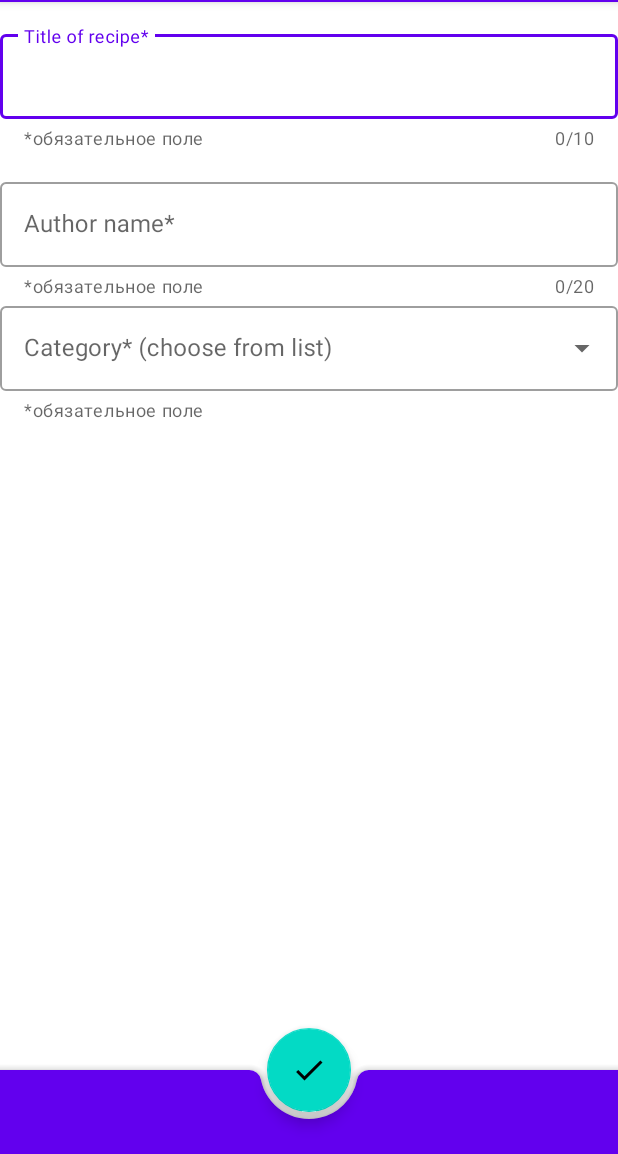
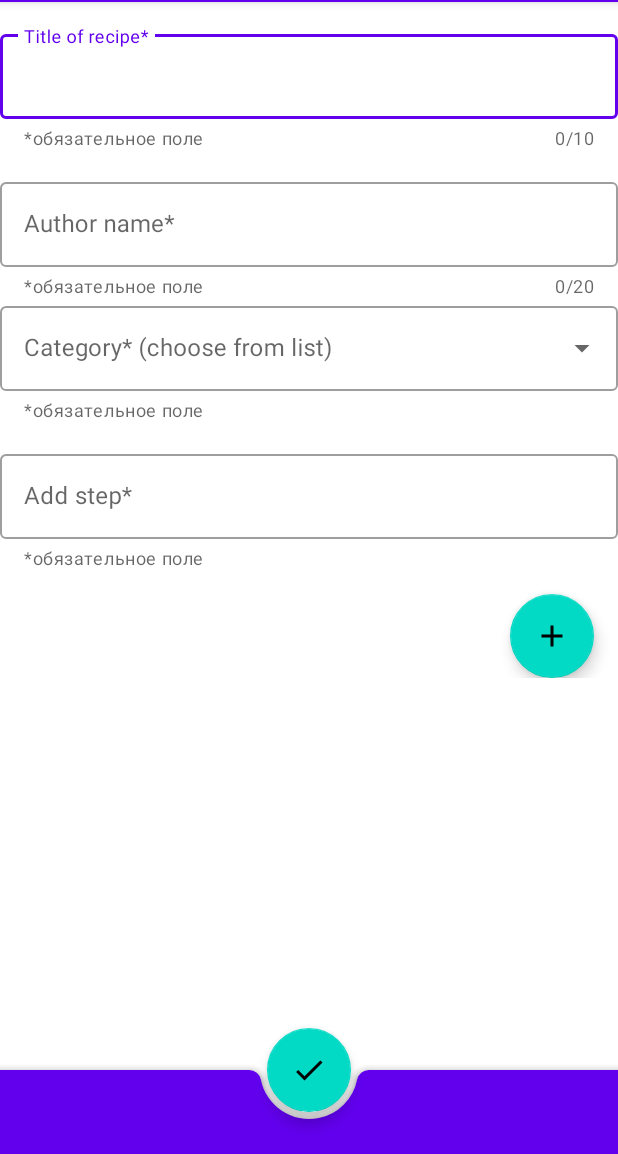
Before and after one commit to zkvKirov/NeRecipe, an Android app: the RecipeContentFragment screen opened through its navigation route, on a phone screen of 412 x 824 dp, the part 82-1236 px from its top. Run offline under Robolectric (Android 15) with nearby library versions, the phone set to English and light mode, and no system bars.

Commit message:
переделка поля "шаг" + кнопка добавить шаг

```diff
--- a/app/build.gradle
+++ b/app/build.gradle
@@ -59,6 +59,7 @@ dependencies {
     implementation "androidx.navigation:navigation-fragment-ktx:$nav_version"
     implementation "androidx.navigation:navigation-ui-ktx:$nav_version"
     implementation 'org.junit:junit-bom:5.8.2'
+    implementation 'com.github.bumptech.glide:glide:4.12.0'
 
     testImplementation group: 'junit', name: 'junit', version: '4.13.2'
     testImplementation 'org.junit.jupiter:junit-jupiter'
--- a/app/src/main/java/ru/netology/nerecipe/adapter/RecipeAdapter.kt
+++ b/app/src/main/java/ru/netology/nerecipe/adapter/RecipeAdapter.kt
@@ -119,8 +119,7 @@ class RecipeCardViewHolder(
             authorName.text = card.author
             category.text = card.category
             favorite.isChecked = card.isFavorite
-            step1.text = card.step1
-            step2.text = card.step2
+            //stepsList. = card.steps
         }
     }
 
--- a/app/src/main/java/ru/netology/nerecipe/data/RecipeCreateResult.kt
+++ b/app/src/main/java/ru/netology/nerecipe/data/RecipeCreateResult.kt
@@ -2,12 +2,14 @@ package ru.netology.nerecipe.data
 
 import android.os.Parcelable
 import kotlinx.parcelize.Parcelize
+import kotlinx.parcelize.RawValue
 
 @Parcelize
 class RecipeCreateResult (
     val newTitle: String,
     val newAuthor: String,
     val newCategory: String,
-    val newStep1: String,
-    val newStep2: String?
+//    @RawValue
+//    val newStep: StepsCard
+    val newStep: String
 ) : Parcelable
--- a/app/src/main/java/ru/netology/nerecipe/repository/FileRecipeRepositoryImpl.kt
+++ b/app/src/main/java/ru/netology/nerecipe/repository/FileRecipeRepositoryImpl.kt
@@ -84,8 +84,7 @@ class FileRecipeRepositoryImpl(
                 title = card.title,
                 author = card.author,
                 category = card.category,
-                step1 = card.step1,
-                step2 = card.step2
+                steps = card.steps
             )
         }
     }
--- a/app/src/main/java/ru/netology/nerecipe/ui/FavoriteFragment.kt
+++ b/app/src/main/java/ru/netology/nerecipe/ui/FavoriteFragment.kt
@@ -81,15 +81,13 @@ class FavoriteFragment : Fragment() {
             val newTitle = bundle[RecipeContentFragment.NEW_TITLE].toString()
             val newAuthor = bundle[RecipeContentFragment.NEW_AUTHOR].toString()
             val newCategory = bundle[RecipeContentFragment.NEW_CATEGORY].toString()
-            val step1 = bundle[RecipeContentFragment.STEP1].toString()
-            val step2 = bundle[RecipeContentFragment.STEP2].toString()
+            val newSteps = bundle[RecipeContentFragment.STEP].toString()
             viewModel.onSaveButtonClicked(
                 RecipeCreateResult(
                     newTitle,
                     newAuthor,
                     newCategory,
-                    step1,
-                    step2
+                    newSteps
                 )
             )
         }
--- a/app/src/main/java/ru/netology/nerecipe/ui/RecipeContentFragment.kt
+++ b/app/src/main/java/ru/netology/nerecipe/ui/RecipeContentFragment.kt
@@ -4,16 +4,17 @@ import android.os.Bundle
 import android.view.LayoutInflater
 import android.view.View
 import android.view.ViewGroup
-import android.widget.ArrayAdapter
-import android.widget.AutoCompleteTextView
-import android.widget.Toast
+import android.widget.*
 import androidx.activity.addCallback
+import androidx.constraintlayout.widget.ConstraintLayout
 import androidx.core.widget.doOnTextChanged
 import androidx.fragment.app.Fragment
 import androidx.fragment.app.setFragmentResult
 import androidx.navigation.fragment.findNavController
 import androidx.navigation.fragment.navArgs
 import com.google.android.material.chip.Chip
+import com.google.android.material.floatingactionbutton.FloatingActionButton
+import com.google.android.material.textfield.TextInputLayout
 import ru.netology.nerecipe.R
 import ru.netology.nerecipe.databinding.RecipeContentFragmentBinding
 import ru.netology.nerecipe.util.AndroidUtils
@@ -21,6 +22,10 @@ import ru.netology.nerecipe.util.AndroidUtils
 class RecipeContentFragment : Fragment() {
 
     private val args by navArgs<RecipeContentFragmentArgs>()
+
+    private lateinit var mLayout: ConstraintLayout
+    private lateinit var mEditText: TextInputLayout
+    private lateinit var mButton: FloatingActionButton
 
     override fun onCreateView(
         inflater: LayoutInflater,
@@ -43,8 +48,19 @@ class RecipeContentFragment : Fragment() {
             onOkButtonClicked(binding)
         }
 
+        // код для добавления поля edit text по нажатию на кнопке
+        mLayout = binding.recipeEditWindow
+        mEditText = binding.editStep
+        mButton = binding.fabStep
+        //mButton.setOnClickListener(onFabStepButtonClicked())
+        mButton.setOnClickListener {
+            val lParams: ViewGroup.LayoutParams = ViewGroup.LayoutParams(ConstraintLayout.LayoutParams.WRAP_CONTENT, ConstraintLayout.LayoutParams.WRAP_CONTENT)
+            lParams.addRule(RelativeLayout.BELOW, R.id.edit_step)
+            mLayout.addView(mEditText, lParams)
+        }
+
         val callback = requireActivity().onBackPressedDispatcher.addCallback(this) {
-            val draft = Bundle(5)
+            val draft = Bundle(4)
             draft.putString(NEW_TITLE, binding.editTitle.editText?.text.toString())
             draft.putString(NEW_AUTHOR, binding.editAuthor.editText?.text.toString())
             draft.putString(NEW_CATEGORY, binding.category.editText?.text.toString())
@@ -54,6 +70,19 @@ class RecipeContentFragment : Fragment() {
         }
 
     }.root
+
+    // код для добавления поля edit text по нажатию на кнопке
+//    private fun onFabStepButtonClicked(): View.OnClickListener? {//
+//        mLayout.addView(createNewTextView())
+//        return
+//    }
+
+//    private fun createNewTextView(): View {
+//        val lParams: ViewGroup.LayoutParams = ViewGroup.LayoutParams(ConstraintLayout.LayoutParams.WRAP_CONTENT, ConstraintLayout.LayoutParams.WRAP_CONTENT)
+//        val textView: TextView = TextView(context)
+//        textView.layoutParams = lParams
+//        return textView
+//    }
 
     private fun onOkButtonClicked(binding: RecipeContentFragmentBinding) {
         if (binding.editTitle.editText?.text.isNullOrBlank()) {
@@ -66,7 +95,7 @@ class RecipeContentFragment : Fragment() {
             binding.editTitle.error = null
             binding.authorTextField.error = null
             binding.category.error = null
-            val resultBundle = Bundle(5)
+            val resultBundle = Bundle(4)
             resultBundle.putString(NEW_TITLE, binding.editTitle.editText?.text.toString())
             resultBundle.putString(NEW_AUTHOR, binding.editAuthor.editText?.text.toString())
             resultBundle.putString(NEW_CATEGORY, binding.category.editText?.text.toString())
@@ -82,8 +111,7 @@ class RecipeContentFragment : Fragment() {
         const val NEW_TITLE = "newTitle"
         const val NEW_AUTHOR = "newAuthor"
         const val NEW_CATEGORY = "newCategory"
-        const val STEP1 = "step1"
-        const val STEP2 = "step2"
+        const val STEP = "step"
     }
 
 }
--- a/app/src/main/res/layout/checkboxes_fragment.xml
+++ b/app/src/main/res/layout/checkboxes_fragment.xml
@@ -11,7 +11,7 @@
         android:layout_height="match_parent"
         app:layout_constraintHeight_default="percent"
         app:layout_constraintHeight_percent="0.9"
-        android:id="@+id/post_edit_window"
+        android:id="@+id/checkbox_set_window"
         android:gravity="start|top" >
 
         <CheckBox
--- a/app/src/main/res/layout/recipe_content_fragment.xml
+++ b/app/src/main/res/layout/recipe_content_fragment.xml
@@ -12,7 +12,7 @@
         android:orientation="vertical">
 
         <androidx.constraintlayout.widget.ConstraintLayout
-            android:id="@+id/post_edit_window"
+            android:id="@+id/recipe_edit_window"
             android:layout_width="match_parent"
             android:layout_height="wrap_content"
             android:gravity="start|top"
@@ -33,7 +33,7 @@
                 app:errorEnabled="true"
                 app:helperText="*обязательное поле"
                 app:helperTextEnabled="true"
-                app:layout_constraintTop_toTopOf="@id/post_edit_window">
+                app:layout_constraintTop_toTopOf="@id/recipe_edit_window">
 
                 <com.google.android.material.textfield.TextInputEditText
                     android:id="@+id/title_text_field"
@@ -83,6 +83,37 @@
 
             </com.google.android.material.textfield.TextInputLayout>
 
+            <com.google.android.material.textfield.TextInputLayout
+                android:id="@+id/edit_step"
+                style="@style/Widget.MaterialComponents.TextInputLayout.OutlinedBox"
+                android:layout_width="match_parent"
+                android:layout_height="wrap_content"
+                android:layout_marginTop="@dimen/common_spacing"
+                android:hint="@string/add_step"
+                android:inputType="textMultiLine"
+                app:endIconMode="clear_text"
+                app:errorEnabled="true"
+                app:helperText="*обязательное поле"
+                app:helperTextEnabled="true"
+                app:layout_constraintTop_toBottomOf="@id/category">
+
+                <com.google.android.material.textfield.TextInputEditText
+                    android:id="@+id/step_text_field"
+                    android:layout_width="match_parent"
+                    android:layout_height="wrap_content" />
+
+            </com.google.android.material.textfield.TextInputLayout>
+
+            <com.google.android.material.floatingactionbutton.FloatingActionButton
+                android:id="@+id/fab_step"
+                android:layout_width="wrap_content"
+                android:layout_height="wrap_content"
+                android:layout_margin="@dimen/common_spacing"
+                android:contentDescription="@string/add_step"
+                app:layout_constraintTop_toBottomOf="@id/edit_step"
+                app:layout_constraintEnd_toEndOf="parent"
+                app:srcCompat="@drawable/ic_add_24dp" />
+
 
         </androidx.constraintlayout.widget.ConstraintLayout>
     </ScrollView>
--- a/app/src/main/res/values/strings.xml
+++ b/app/src/main/res/values/strings.xml
@@ -6,8 +6,7 @@
     <string name="favorite">Favorite</string>
     <string name="newRecipe">Add new recipe</string>
     <string name="recipe_save">Save recipe</string>
-    <string name="add_step_1">Add step 1 (must be fill)</string>
-    <string name="add_step">Add step</string>
+    <string name="add_step">Add step*</string>
     <string name="category">Category* (choose from list)</string>
     <string name="author_name">Author name*</string>
     <string name="title_of_recipe">Title of recipe*</string>
```
Also changed, not shown: app/src/main/java/ru/netology/nerecipe/data/RecipeCard.kt (+2 -6 lines), app/src/main/java/ru/netology/nerecipe/data/StepsCard.kt (added, +10 -0 lines), app/src/main/java/ru/netology/nerecipe/ui/FullRecipeFragment.kt (+3 -5 lines), app/src/main/java/ru/netology/nerecipe/ui/RecipeFragment.kt (+4 -8 lines), app/src/main/java/ru/netology/nerecipe/viewModel/RecipeViewModel.kt (+4 -6 lines), app/src/main/res/layout/full_recipe_fragment.xml (+10 -3 lines), app/src/main/res/layout/recipe_card.xml (+9 -24 lines), app/src/main/res/layout/recipe_steps.xml (added, +31 -0 lines), 1 other file.
